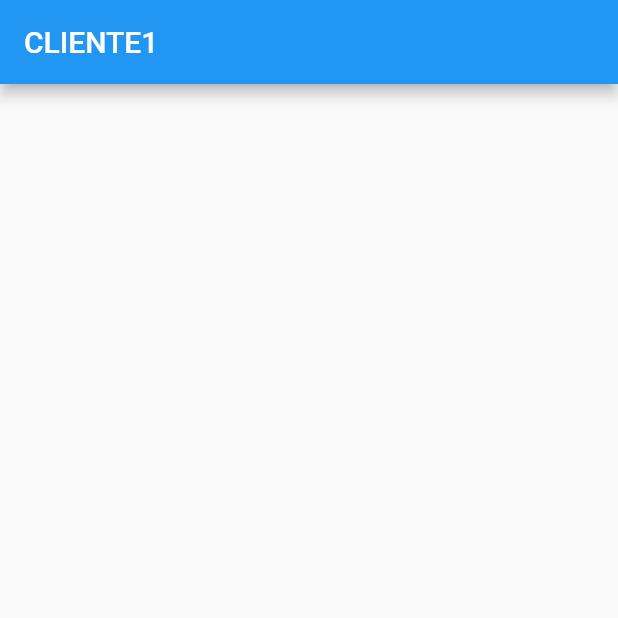
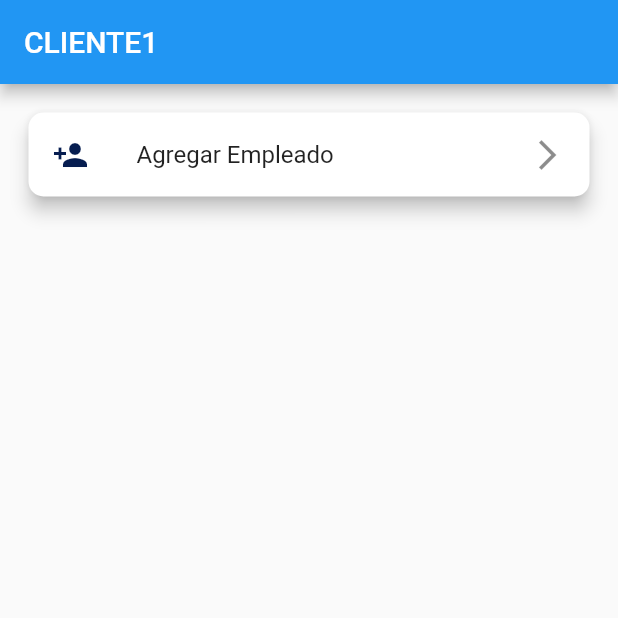
Before and after one commit to Hectorc70/rw_servicios_app, a Flutter app: the screen it shows after launch, after a tap on "Entrar", on a phone screen of 412 x 824 dp, the top half of it. Run offline on Flutter 3.47's test engine with Material 2 defaults, Android fonts, the phone set to English and light mode, and no system bars.

Commit message:
Pantalla de admin

```diff
--- a/lib/main.dart
+++ b/lib/main.dart
@@ -1,19 +1,32 @@
 import 'package:flutter/material.dart';
-import 'package:provider/provider.dart';
 
-
-import 'package:rw_servicios_app/src/providers/user.dart';
 import 'package:rw_servicios_app/src/routes/routes.dart';
-
 
 void main() => runApp(MyApp());
 
 class MyApp extends StatelessWidget {
-
   @override
   Widget build(BuildContext context) {
+    return MaterialApp(
+      title: 'C',
+      /* theme:  ThemeData(
+        brightness: Brightness.light,
+        primaryColor: Color.fromARGB(250, 1, 24, 76),
+        accentColor: Color.fromARGB(250, 223, 187, 0),
+        fontFamily: 'Poppins',
 
-    return MultiProvider(
+
+      ), */
+      debugShowCheckedModeBanner: false,
+      routes: getApplicationRoutes(),
+    );
+
+
+  }
+}
+
+
+/*  return MultiProvider(
       providers: [
         Provider(create: (_)=>CompanyInfo()),
 
@@ -23,6 +36,4 @@ class MyApp extends StatelessWidget {
         debugShowCheckedModeBanner: false,
         routes: getApplicationRoutes(),
         )
-    );
-  }
-}
+    ); */
--- /dev/null
+++ b/lib/src/pages/admin/home_page_admin.dart
@@ -0,0 +1,40 @@
+import 'package:flutter/material.dart';
+
+class HomePageAdmin extends StatelessWidget {
+  @override
+  Widget build(BuildContext context) {
+    return Scaffold(
+      appBar: AppBar(
+        title: Text('CLIENTE1'),
+      ),
+      body: ListView(
+        padding: EdgeInsets.all(15),
+        children: <Widget>[
+          _cardAddUser(context),
+        ],
+      ),
+    );
+  }
+
+  Widget _cardAddUser(BuildContext context) {
+    return Card(
+      elevation: 5.0,
+      shape: RoundedRectangleBorder(borderRadius: BorderRadius.circular(10.0)),
+      child: Column(
+        children: [
+          ListTile(
+            leading: Icon(
+              Icons.person_add,
+              color: Color.fromARGB(250, 1, 24, 76),
+            ),
+            title: Text('Agregar Empleado'),
+            trailing: Icon(Icons.arrow_forward_ios),
+            onTap: () {
+              Navigator.pushNamed(context, 'add-user');
+            },
+          ),
+        ],
+      ),
+    );
+  }
+}
--- a/lib/src/pages/login_page.dart
+++ b/lib/src/pages/login_page.dart
@@ -87,7 +87,7 @@ class _FormLoginState extends State<FormLogin> {
   @override
   Widget build(BuildContext context) {
     final largo = MediaQuery.of(context).size.height;
-    final ancho = MediaQuery.of(context).size.width;
+    /* final ancho = MediaQuery.of(context).size.width; */
 
     final idUserField = Material(
       elevation: 5.0,
--- a/lib/src/providers/login_provider.dart
+++ b/lib/src/providers/login_provider.dart
@@ -3,9 +3,4 @@ import 'package:flutter/cupertino.dart';
 class User extends ChangeNotifier {
   String idUser;
   String password;
-
-
-  set user(){
-
-  }
 }
--- a/lib/src/providers/user.dart
+++ b/lib/src/providers/user.dart
@@ -1,14 +1,14 @@
 import 'package:flutter/material.dart';
 
 class U with ChangeNotifier{
-  String _company_name = 'PRUEBA';
+  String _companyName = 'PRUEBA';
 
   get company {
-    return _company_name;
+    return _companyName;
   }
 
   set company(String company) {
-    this._company_name = company;
+    this._companyName = company;
 
     notifyListeners();
   }
--- a/lib/src/routes/routes.dart
+++ b/lib/src/routes/routes.dart
@@ -1,13 +1,19 @@
 import 'package:flutter/material.dart';
 
-import 'package:rw_servicios_app/src/pages/home_page.dart';
+
 import 'package:rw_servicios_app/src/pages/login_page.dart';
+
+import 'package:rw_servicios_app/src/pages/admin/home_page_admin.dart';
+import 'package:rw_servicios_app/src/pages/admin/agregar_usuario_page.dart';
+
 
 
 Map<String, WidgetBuilder> getApplicationRoutes(){
   return <String, WidgetBuilder>{
     '/' :(BuildContext context) => LoginPage(),
-    'home':(BuildContext context) => HomePage(),
+    'home':(BuildContext context) => HomePageAdmin(),
+    'add-user':(BuildContext context) => AddUserPage(),
+    /* 'home':(BuildContext context) => HomePage(), */
   };
 
 }
```
Also changed, not shown: lib/src/models/user_model.dart (+2 -6 lines), lib/src/pages/admin/agregar_usuario_page.dart (added, +35 -0 lines), 3 other files.
